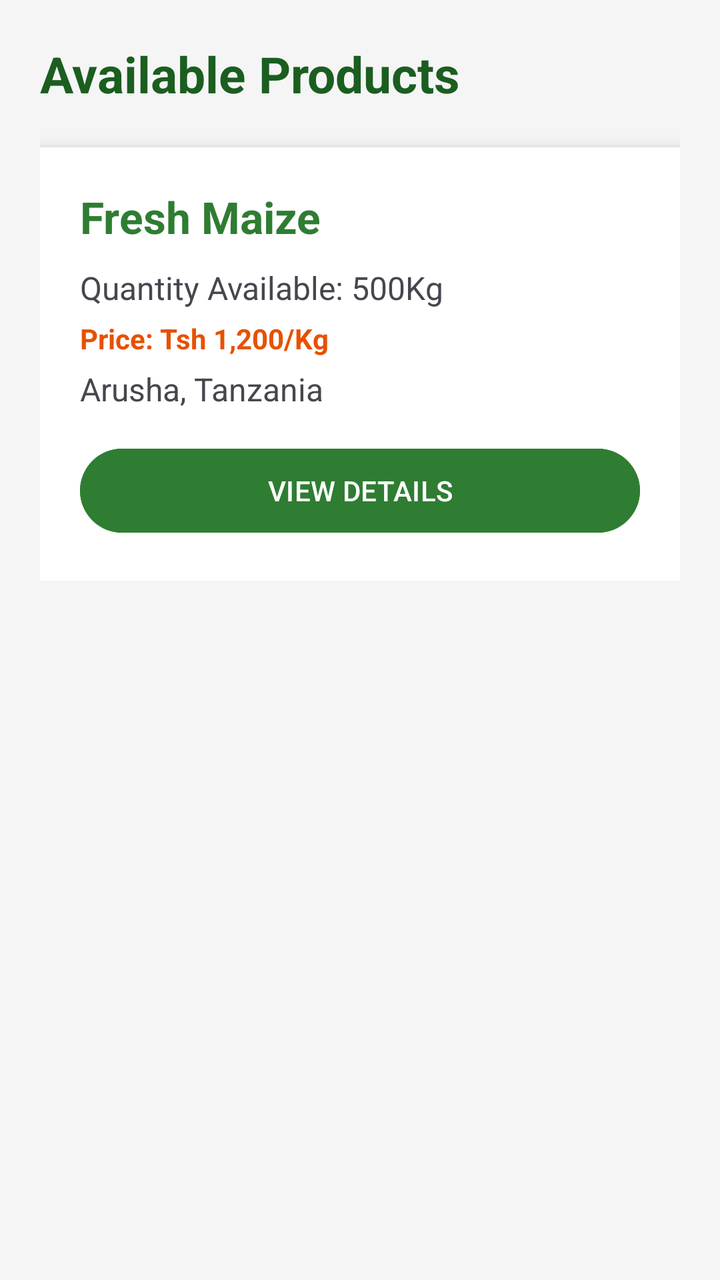
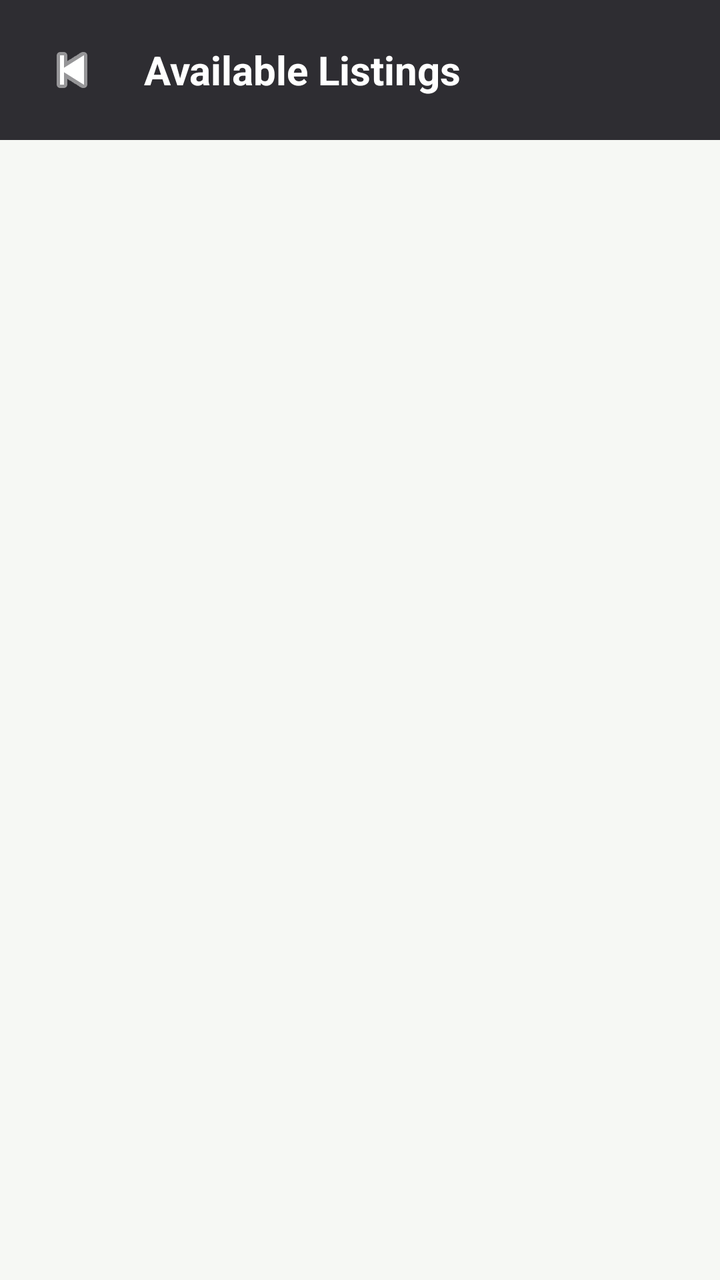

The first picture is an Android layout as it rendered before a commit; the second is the same layout after the commit. The layout source and the unified diff follow.
<!-- AndroidManifest.xml: application theme Theme.AGROFASTASOLUTIONS -->
<!-- res/layout/activity_listings.xml -->
<?xml version="1.0" encoding="utf-8"?>
<ScrollView
    xmlns:android="http://schemas.android.com/apk/res/android"
    android:layout_width="match_parent"
    android:layout_height="match_parent"
    android:background="#F5F5F5">

    <LinearLayout
        android:layout_width="match_parent"
        android:layout_height="wrap_content"
        android:orientation="vertical"
        android:padding="20dp">

        <TextView
            android:layout_width="wrap_content"
            android:layout_height="wrap_content"
            android:text="Available Products"
            android:textColor="#1B5E20"
            android:textStyle="bold"
            android:textSize="25sp"/>

        
        <LinearLayout
            android:layout_width="match_parent"
            android:layout_height="wrap_content"
            android:layout_marginTop="20dp"
            android:background="#FFFFFF"
            android:elevation="5dp"
            android:orientation="vertical"
            android:padding="20dp">

            <TextView
                android:layout_width="wrap_content"
                android:layout_height="wrap_content"
                android:text="Fresh Maize"
                android:textColor="#2E7D32"
                android:textSize="22sp"
                android:textStyle="bold"/>

            <TextView
                android:layout_width="wrap_content"
                android:layout_height="wrap_content"
                android:layout_marginTop="10dp"
                android:text="Quantity Available: 500Kg"
                android:textSize="16sp"/>

            <TextView
                android:layout_width="wrap_content"
                android:layout_height="wrap_content"
                android:layout_marginTop="5dp"
                android:text="Price: Tsh 1,200/Kg"
                android:textColor="#E65100"
                android:textStyle="bold"/>

            <TextView
                android:layout_width="wrap_content"
                android:layout_height="wrap_content"
                android:layout_marginTop="5dp"
                android:text="Arusha, Tanzania"
                android:textSize="16sp"/>

            <Button
                android:id="@+id/btnViewListing"
                android:layout_width="match_parent"
                android:layout_height="50dp"
                android:layout_marginTop="15dp"
                android:backgroundTint="#2E7D32"
                android:text="VIEW DETAILS"
                android:textColor="#FFFFFF"/>
        </LinearLayout>
    </LinearLayout>
</ScrollView>
<!-- resources referenced by this layout -->
<resources>
  <style name="Theme.AGROFASTASOLUTIONS" parent="Base.Theme.AGROFASTASOLUTIONS" />
  <style name="Base.Theme.AGROFASTASOLUTIONS" parent="Theme.Material3.DayNight.NoActionBar">
          
          
      </style>
</resources>

<!-- the commit's change to res/layout/activity_listings.xml (unified diff, before → after) -->
@@ -1,72 +1,74 @@
 <?xml version="1.0" encoding="utf-8"?>
-<ScrollView
-    xmlns:android="http://schemas.android.com/apk/res/android"
+<LinearLayout xmlns:android="http://schemas.android.com/apk/res/android"
+    xmlns:app="http://schemas.android.com/apk/res-auto"
     android:layout_width="match_parent"
     android:layout_height="match_parent"
-    android:background="#F5F5F5">
+    android:orientation="vertical"
+    android:background="#F6F8F4">
 
+    
     <LinearLayout
         android:layout_width="match_parent"
-        android:layout_height="wrap_content"
-        android:orientation="vertical"
-        android:padding="20dp">
+        android:layout_height="70dp"
+        android:orientation="horizontal"
+        android:gravity="center_vertical"
+        android:paddingStart="12dp"
+        android:paddingEnd="16dp"
+        android:background="#2E2D32">
+
+        <ImageButton
+            android:id="@+id/btnBack"
+            android:layout_width="48dp"
+            android:layout_height="48dp"
+            android:background="@android:color/transparent"
+            android:src="@android:drawable/ic_media_previous"
+            android:contentDescription="Back"
+            app:tint="#FFFFFF"/>
 
         <TextView
+            android:id="@+id/tvTitle"
             android:layout_width="wrap_content"
             android:layout_height="wrap_content"
-            android:text="Available Products"
-            android:textColor="#1B5E20"
-            android:textStyle="bold"
-            android:textSize="25sp"/>
+            android:layout_marginStart="12dp"
+            android:text="Available Listings"
+            android:textColor="#FFFFFF"
+            android:textSize="20sp"
+            android:textStyle="bold"/>
+
+    </LinearLayout>
+
+    
+    <FrameLayout
+        android:layout_width="match_parent"
+        android:layout_height="match_parent">
 
         
-        <LinearLayout
+        <androidx.recyclerview.widget.RecyclerView
+            android:id="@+id/recyclerViewListings"
             android:layout_width="match_parent"
+            android:layout_height="match_parent"
+            android:padding="6dp"
+            android:clipToPadding="false"/>
+
+        
+        <ProgressBar
+            android:id="@+id/progressBarListings"
+            android:layout_width="wrap_content"
             android:layout_height="wrap_content"
-            android:layout_marginTop="20dp"
-            android:background="#FFFFFF"
-            android:elevation="5dp"
-            android:orientation="vertical"
-            android:padding="20dp">
+            android:layout_gravity="center"
+            android:visibility="gone"/>
 
-            <TextView
-                android:layout_width="wrap_content"
-                android:layout_height="wrap_content"
-                android:text="Fresh Maize"
-                android:textColor="#2E7D32"
-                android:textSize="22sp"
-                android:textStyle="bold"/>
+        
+        <TextView
+            android:id="@+id/tvEmptyListings"
+            android:layout_width="wrap_content"
+            android:layout_height="wrap_content"
+            android:layout_gravity="center"
+            android:text="No listings found"
+            android:textColor="#666666"
+            android:textSize="16sp"
+            android:visibility="gone"/>
 
-            <TextView
-                android:layout_width="wrap_content"
-                android:layout_height="wrap_content"
-                android:layout_marginTop="10dp"
-                android:text="Quantity Available: 500Kg"
-                android:textSize="16sp"/>
+    </FrameLayout>
 
-            <TextView
-                android:layout_width="wrap_content"
-                android:layout_height="wrap_content"
-                android:layout_marginTop="5dp"
-                android:text="Price: Tsh 1,200/Kg"
-                android:textColor="#E65100"
-                android:textStyle="bold"/>
-
-            <TextView
-                android:layout_width="wrap_content"
-                android:layout_height="wrap_content"
-                android:layout_marginTop="5dp"
-                android:text="Arusha, Tanzania"
-                android:textSize="16sp"/>
-
-            <Button
-                android:id="@+id/btnViewListing"
-                android:layout_width="match_parent"
-                android:layout_height="50dp"
-                android:layout_marginTop="15dp"
-                android:backgroundTint="#2E7D32"
-                android:text="VIEW DETAILS"
-                android:textColor="#FFFFFF"/>
-        </LinearLayout>
-    </LinearLayout>
-</ScrollView>
+</LinearLayout>
<!-- resource entries referenced after the edit -->
@@ -4,6 +4,11 @@
   <style name="Base.Theme.AGROFASTASOLUTIONS" parent="Theme.Material3.DayNight.NoActionBar">
           
           
+              
+          <item name="CardBackgroundColor">@color/agrofast_green</item>
+          <item name="CardStrokeColor">@color/agrofast_green</item>
+  
       </style>
+  <color name="agrofast_green">#1F6F43</color>
 </resources>
 
